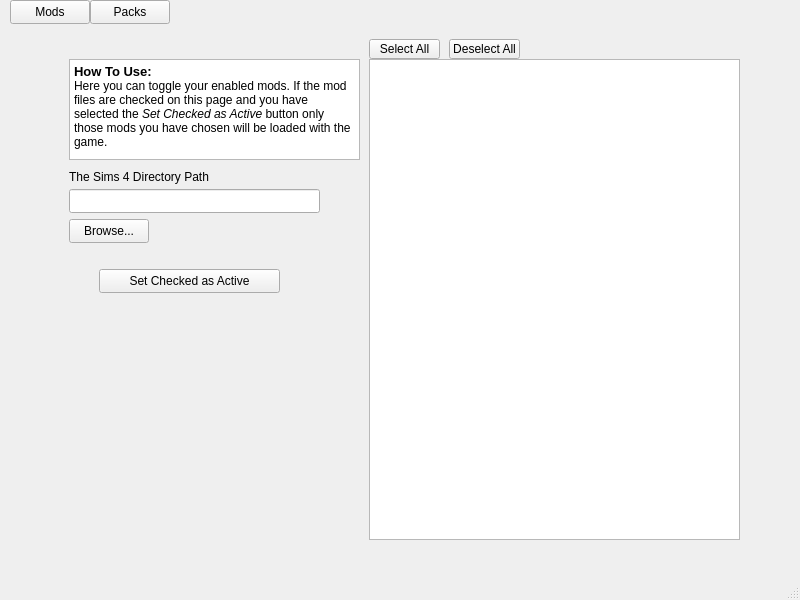
Above: mainwindow.ui from WrenSwift/SimsSwitcher before the change. Below: the same form after it.
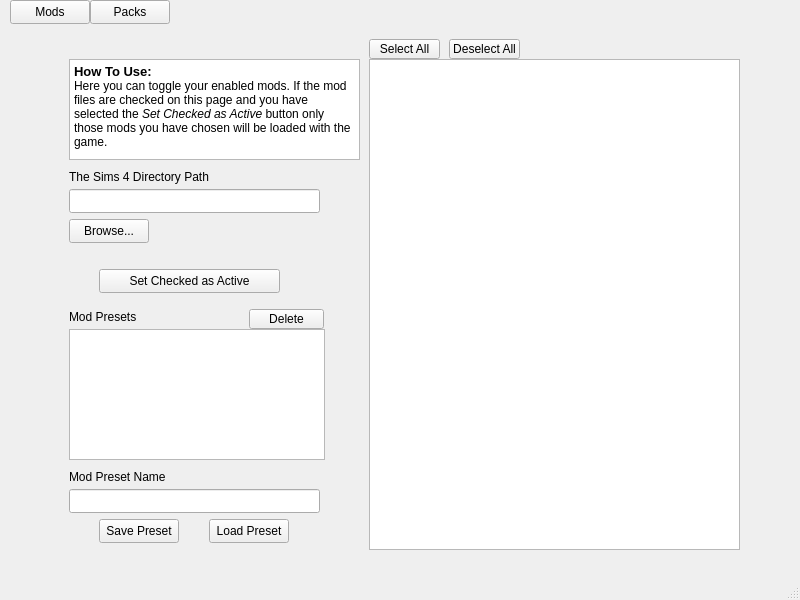
That is the form after the change.

Commit message: Add preset management functionality with save, load, and delete options

The edit to the form file:
```diff
--- a/mainwindow.ui
+++ b/mainwindow.ui
@@ -29,7 +29,7 @@
       <x>59</x>
       <y>39</y>
       <width>681</width>
-      <height>501</height>
+      <height>511</height>
      </rect>
     </property>
     <property name="cursor">
@@ -84,7 +84,7 @@
         <x>310</x>
         <y>20</y>
         <width>371</width>
-        <height>481</height>
+        <height>491</height>
        </rect>
       </property>
       <property name="alternatingRowColors">
@@ -151,6 +151,91 @@
        <string>Deselect All</string>
       </property>
      </widget>
+     <widget class="QPushButton" name="modsSaveButton">
+      <property name="geometry">
+       <rect>
+        <x>40</x>
+        <y>480</y>
+        <width>80</width>
+        <height>24</height>
+       </rect>
+      </property>
+      <property name="text">
+       <string>Save Preset</string>
+      </property>
+     </widget>
+     <widget class="QPushButton" name="modsLoadButton">
+      <property name="geometry">
+       <rect>
+        <x>150</x>
+        <y>480</y>
+        <width>80</width>
+        <height>24</height>
+       </rect>
+      </property>
+      <property name="text">
+       <string>Load Preset</string>
+      </property>
+     </widget>
+     <widget class="QListWidget" name="presetList">
+      <property name="geometry">
+       <rect>
+        <x>10</x>
+        <y>290</y>
+        <width>256</width>
+        <height>131</height>
+       </rect>
+      </property>
+     </widget>
+     <widget class="QLineEdit" name="presetLineEdit">
+      <property name="geometry">
+       <rect>
+        <x>10</x>
+        <y>450</y>
+        <width>251</width>
+        <height>24</height>
+       </rect>
+      </property>
+     </widget>
+     <widget class="QLabel" name="label_2">
+      <property name="geometry">
+       <rect>
+        <x>10</x>
+        <y>430</y>
+        <width>111</width>
+        <height>16</height>
+       </rect>
+      </property>
+      <property name="text">
+       <string>Mod Preset Name</string>
+      </property>
+     </widget>
+     <widget class="QLabel" name="label_4">
+      <property name="geometry">
+       <rect>
+        <x>10</x>
+        <y>270</y>
+        <width>111</width>
+        <height>16</height>
+       </rect>
+      </property>
+      <property name="text">
+       <string>Mod Presets</string>
+      </property>
+     </widget>
+     <widget class="QPushButton" name="presetDeleteButton">
+      <property name="geometry">
+       <rect>
+        <x>190</x>
+        <y>270</y>
+        <width>75</width>
+        <height>20</height>
+       </rect>
+      </property>
+      <property name="text">
+       <string>Delete</string>
+      </property>
+     </widget>
     </widget>
     <widget class="QWidget" name="packsWidget">
      <widget class="QListWidget" name="packsListWidget">
```
The commit also changes 2 other files.
